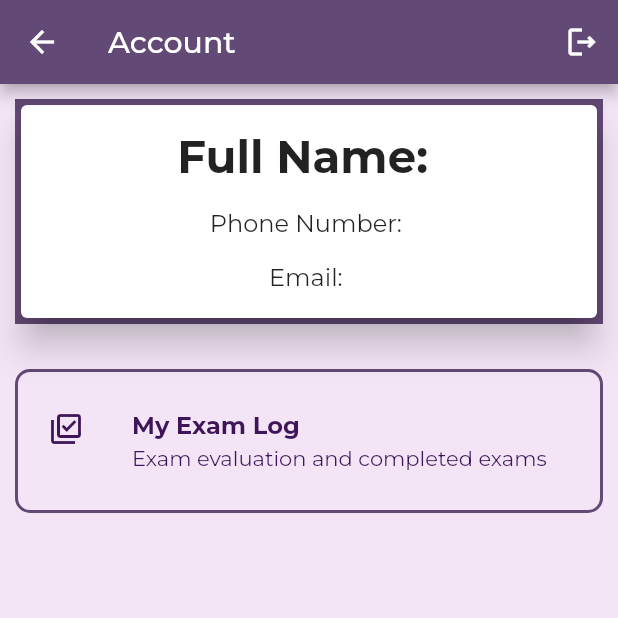
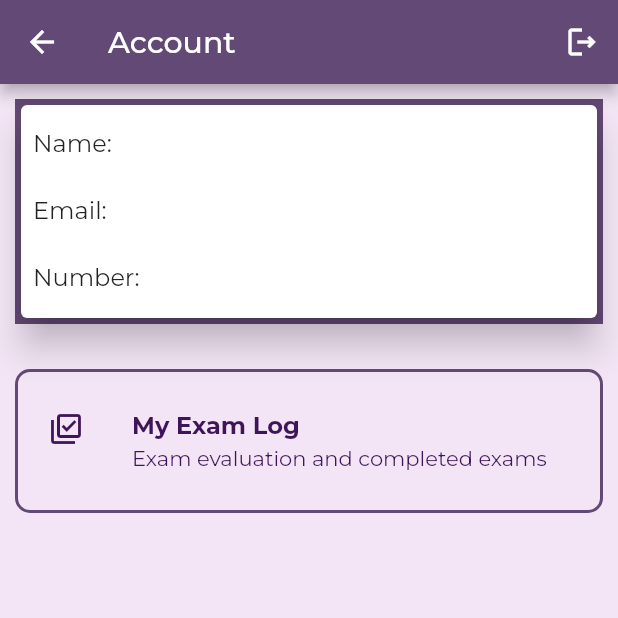
Before and after one commit to Sudipta3rare/judicial_exams, a Flutter app: the Account screen opened directly, on a phone screen of 412 x 824 dp, the top half of it. Run offline on Flutter 3.47's test engine with Material 2 defaults, Android fonts, the light colour scheme and no system bars; our stand-ins replace cloud_firestore, dio, file_picker, firebase_auth, firebase_core, flutter_svg and 3 more; missing offline and left inert: flutter_pdfview; accounts and stored records are empty.

Commit message:
account screen updated

```diff
--- a/lib/views/dashboard_page/pages/account.dart
+++ b/lib/views/dashboard_page/pages/account.dart
@@ -91,18 +91,53 @@ class Account extends StatelessWidget {
                       mainAxisAlignment: MainAxisAlignment.spaceEvenly,
                       crossAxisAlignment: CrossAxisAlignment.center,
                       children: [
-                        Text(
-                          'Full Name: $fullname',
-                          style: AppStyle().sliderHeading,
+                        Padding(
+                          padding: const EdgeInsets.all(8.0),
+                          child: Row(
+                            mainAxisAlignment: MainAxisAlignment.spaceBetween,
+                            children: [
+                              Text(
+                                'Name:',
+                                style: AppStyle().subheadingNormal,
+                              ),
+                              Text(
+                                fullname,
+                                style: AppStyle().subheadingNormal,
+                              ),
+                            ],
+                          ),
+                        ), Padding(
+                          padding: const EdgeInsets.all(8.0),
+                          child: Row(
+                            mainAxisAlignment: MainAxisAlignment.spaceBetween,
+                            children: [
+                              Text(
+                                'Email:',
+                                style: AppStyle().subheadingNormal,
+                              ),
+                              Text(
+                                email,
+                                style: AppStyle().subheadingNormal,
+                              ),
+                            ],
+                          ),
+                        ), Padding(
+                          padding: const EdgeInsets.all(8.0),
+                          child: Row(
+                            mainAxisAlignment: MainAxisAlignment.spaceBetween,
+                            children: [
+                              Text(
+                                'Number:',
+                                style: AppStyle().subheadingNormal,
+                              ),
+                              Text(
+                                phone,
+                                style: AppStyle().subheadingNormal,
+                              ),
+                            ],
+                          ),
                         ),
-                        Text(
-                          'Phone Number: $phone',
-                          style: AppStyle().subheadingNormal,
-                        ),
-                        Text(
-                          'Email: $email',
-                          style: AppStyle().subheadingNormal,
-                        ),
+
                       ],
                     ),
                   ),
```
